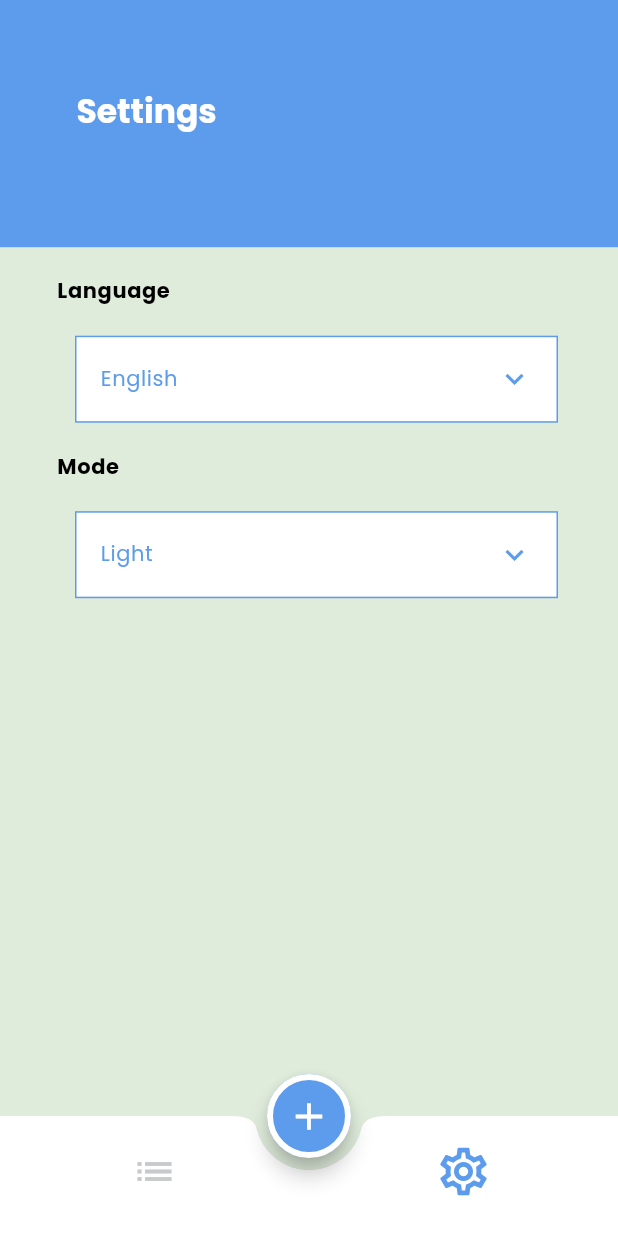
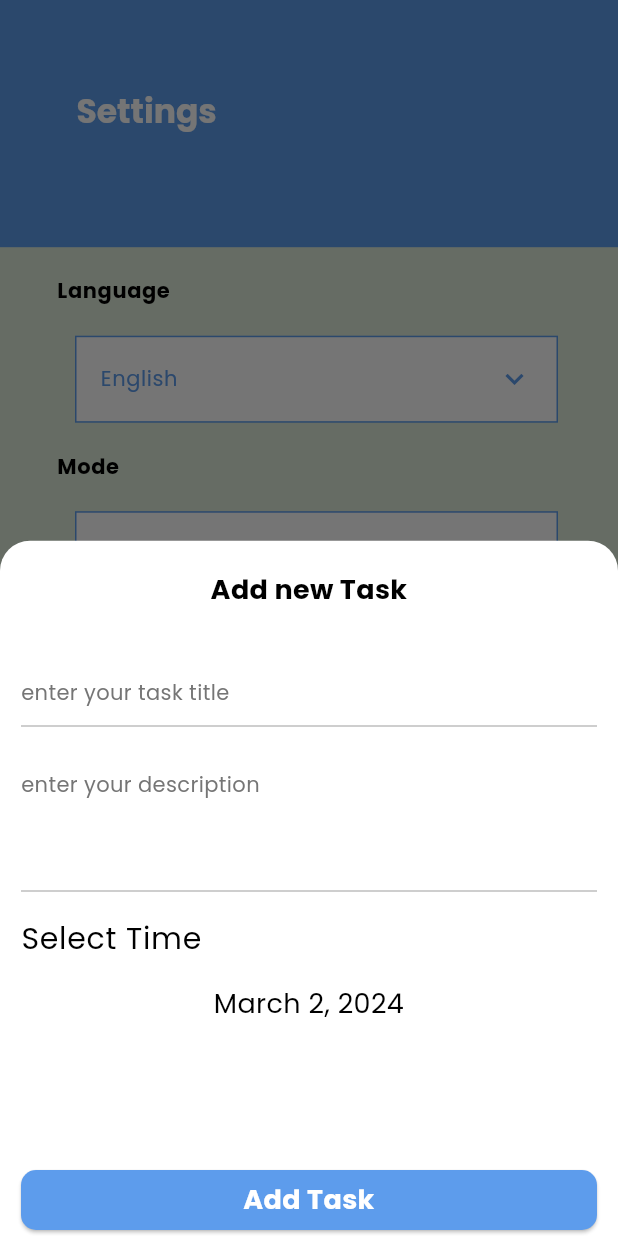
Before and after one commit to MaiBomadian/TODO-App, a Flutter app: the LayoutView screen opened by its route, item 2 of the bottom bar chosen, after a tap on the "add" icon, on a phone screen of 412 x 824 dp. Run offline on Flutter 3.47's test engine with Material 3 defaults, Android fonts, the phone set to English and light mode, and no system bars; drawn by our look-alikes of animated_custom_dropdown; our stand-ins replace bot_toast, cloud_firestore, easy_date_timeline, firebase_auth, firebase_core, flutter_easyloading and 1 more; accounts and stored records are empty; generated files the repository leaves out were written again.

Commit message:
*Finish Bottom Sheet *Finish addTask to fireStore

```diff
--- /dev/null
+++ b/devtools_options.yaml
@@ -0,0 +1 @@
+extensions:
--- a/lib/features/firebase_services.dart
+++ b/lib/core/services/firebase_services.dart
@@ -1,5 +1,7 @@
+import 'package:cloud_firestore/cloud_firestore.dart';
 import 'package:firebase_auth/firebase_auth.dart';
 import 'package:flutter_easyloading/flutter_easyloading.dart';
+import 'package:todo_app/models/task_model.dart';
 
 class FirebaseService {
   Future<bool> createUserAccount(String emailAddress, String password) async {
@@ -47,4 +49,50 @@ class FirebaseService {
       return (Future.value(false));
     }
   }
+
+  CollectionReference<TaskModel> getCollectionReference() {
+    var db = FirebaseFirestore.instance;
+    return db.collection('Tasks_List').withConverter<TaskModel>(
+          fromFirestore: (snapshot, _) =>
+              TaskModel.fromFireStore(snapshot.data()!),
+          toFirestore: (taskModel, _) => taskModel.toFireStore(),
+        );
+  }
+
+// in Dart (Object)
+// To database (Map)
+
+// Object -> convert to Map (toFireStore)
+// Map -> convert to Object (fromFireStore)
+
+  Future<List<TaskModel>> getDataFromFireStore(DateTime dateTime) async {
+    var collectionRef = getCollectionReference()
+        .where('dateTime', isEqualTo: dateTime.millisecondsSinceEpoch);
+    var data = await collectionRef.get();
+    var tasksList = data.docs.map((e) => e.data()).toList();
+
+    return tasksList;
+  }
+
+  Stream<QuerySnapshot<TaskModel>> getStreamDataFromFireStore(
+      DateTime dateTime)  {
+    var collectionRef = getCollectionReference()
+        .where('dateTime', isEqualTo: dateTime.millisecondsSinceEpoch);
+    return collectionRef.snapshots();
+  }
+
+  Future<void> addNewTasks(TaskModel taskModel) {
+    var collectionRef = getCollectionReference();
+    var docRef = collectionRef.doc();
+    taskModel.id = docRef.id;
+    return docRef.set(taskModel);
+  }
+
+  updateTask() {
+    var collectionRef = getCollectionReference();
+  }
+
+  deleteTask() {
+    var collectionRef = getCollectionReference();
+  }
 }
--- a/lib/features/layout_view.dart
+++ b/lib/features/layout_view.dart
@@ -1,6 +1,7 @@
 import 'package:flutter/material.dart';
 import 'package:provider/provider.dart';
 import 'package:todo_app/core/config/constants/settings_provider.dart';
+import 'package:todo_app/features/task_bottom_sheet.dart';
 
 class LayoutView extends StatelessWidget {
   const LayoutView({Key? key}) : super(key: key);
@@ -12,7 +13,13 @@ class LayoutView extends StatelessWidget {
     return Scaffold(
       extendBody: true,
       floatingActionButton: FloatingActionButton(
-        onPressed: () {},
+        onPressed: () {
+          showModalBottomSheet(
+            isDismissible: true,
+            backgroundColor: Colors.transparent,
+              context: context,
+              builder: (context) =>  TaskBottomSheet());
+        },
         child: const Icon(
           Icons.add,
           color: Colors.white,
--- a/lib/features/login/pages/login_view.dart
+++ b/lib/features/login/pages/login_view.dart
@@ -1,7 +1,7 @@
 import 'package:flutter/material.dart';
 import 'package:flutter_easyloading/flutter_easyloading.dart';
 import 'package:provider/provider.dart';
-import 'package:todo_app/features/firebase_services.dart';
+import 'package:todo_app/core/services/firebase_services.dart';
 import 'package:todo_app/features/register/pages/register_view.dart';
 
 import '../../../core/config/constants/settings_provider.dart';
--- a/lib/features/register/pages/register_view.dart
+++ b/lib/features/register/pages/register_view.dart
@@ -1,7 +1,7 @@
 import 'package:flutter/material.dart';
 import 'package:flutter_easyloading/flutter_easyloading.dart';
 import 'package:provider/provider.dart';
-import 'package:todo_app/features/firebase_services.dart';
+import 'package:todo_app/core/services/firebase_services.dart';
 import 'package:todo_app/features/layout_view.dart';
 import 'package:todo_app/features/login/pages/login_view.dart';
 
--- a/lib/features/splash/pages/splash_view.dart
+++ b/lib/features/splash/pages/splash_view.dart
@@ -19,7 +19,7 @@ class _SplashViewState extends State<SplashView> {
   @override
   void initState() {
     Timer(const Duration(seconds: 2), () {
-      Navigator.pushReplacementNamed(context, LoginView.routeName);
+      Navigator.pushReplacementNamed(context, LayoutView.routeName);
     });
     super.initState();
   }
--- /dev/null
+++ b/lib/features/task_bottom_sheet.dart
@@ -0,0 +1,142 @@
+import 'package:flutter/material.dart';
+import 'package:flutter_easyloading/flutter_easyloading.dart';
+import 'package:intl/intl.dart';
+import 'package:provider/provider.dart';
+import 'package:todo_app/core/config/constants/settings_provider.dart';
+import 'package:todo_app/core/services/snack_bar_services.dart';
+import 'package:todo_app/core/services/firebase_services.dart';
+import 'package:todo_app/models/task_model.dart';
+
+import '../core/widgets/text_form_field.dart';
+
+class TaskBottomSheet extends StatefulWidget {
+  const TaskBottomSheet({Key? key}) : super(key: key);
+
+  @override
+  State<TaskBottomSheet> createState() => _TaskBottomSheetState();
+}
+
+class _TaskBottomSheetState extends State<TaskBottomSheet> {
+  var formKey = GlobalKey<FormState>();
+
+  var titleController = TextEditingController();
+
+  var descriptionController = TextEditingController();
+
+  @override
+  Widget build(BuildContext context) {
+    var theme = Theme.of(context);
+    var mediaQuery = MediaQuery.of(context).size;
+    var vm = Provider.of<SettingsProvider>(context);
+
+    return Container(
+      width: mediaQuery.width,
+      padding: const EdgeInsets.only(top: 20, left: 14, right: 14),
+      decoration: BoxDecoration(
+        color: vm.isDark() ? const Color(0xff141922) : Colors.white,
+        borderRadius: const BorderRadius.only(
+          topLeft: Radius.circular(20),
+          topRight: Radius.circular(20),
+        ),
+      ),
+      child: Form(
+        key: formKey,
+        child: Column(
+          crossAxisAlignment: CrossAxisAlignment.stretch,
+          children: [
+            Text(
+              'Add new Task',
+              style:
+                  TextStyle(color: vm.isDark() ? Colors.white : Colors.black),
+              textAlign: TextAlign.center,
+            ),
+            const SizedBox(
+              height: 30,
+            ),
+            CustomTextFormField(
+              controller: titleController,
+              hintText: 'enter your task title',
+              hintColor:Colors.grey.shade600,
+              onValidate: (value) {
+                if (value == null || value.trim().isEmpty) {
+                  return 'This field is required';
+                }
+                return null;
+              },
+            ),
+            const SizedBox(
+              height: 16,
+            ),
+            CustomTextFormField(
+              controller: descriptionController,
+              hintText: 'enter your description',
+              hintColor: Colors.grey.shade600,
+              maxLines: 3,
+              maxLength: 200,
+              onValidate: (value) {
+                if (value == null || value.trim().isEmpty) {
+                  return 'This field is required';
+                }
+                return null;
+              },
+            ),
+            const SizedBox(
+              height: 16,
+            ),
+            Text(
+              'Select Time',
+              style: theme.textTheme.bodyLarge?.copyWith(color:vm.isDark()? const Color(0xffC3C3C3):Colors.black),
+
+            ),
+            const SizedBox(
+              height: 16,
+            ),
+            GestureDetector(
+              onTap: () {
+                vm.selectedTaskDate(context);
+              },
+              child: Text(
+                DateFormat.yMMMMd().format(vm.selectedDate),
+                textAlign: TextAlign.center,
+                style: theme.textTheme.bodyMedium
+                    ?.copyWith(fontWeight: FontWeight.w400),
+              ),
+            ),
+            const Spacer(),
+            ElevatedButton(
+              style: ElevatedButton.styleFrom(
+                backgroundColor: theme.primaryColor,
+                shape: RoundedRectangleBorder(
+                  borderRadius: BorderRadius.circular(10),
+                ),
+              ),
+              onPressed: () {
+                if (formKey.currentState!.validate()) {
+                  var data = TaskModel(
+                    isDone: false,
+                    title: titleController.text,
+                    description: descriptionController.text,
+                    dateTime: vm.selectedDate,
+                  );
+                  EasyLoading.show();
+                  FirebaseService().addNewTasks(data).then((value) {
+                    EasyLoading.dismiss();
+                    Navigator.of(context).pop();
+                  }).onError((error, stackTrace) {
+                    EasyLoading.dismiss();
+                  });
+                }
+              },
+              child: Text(
+                'Add Task',
+                textAlign: TextAlign.center,
+                style:
+                    theme.textTheme.bodyMedium?.copyWith(color: Colors.white),
+              ),
+            ),
+          ],
+        ),
+      ),
+    );
+  }
+}
--- a/lib/features/tasks/pages/task_view.dart
+++ b/lib/features/tasks/pages/task_view.dart
@@ -1,8 +1,11 @@
+import 'package:cloud_firestore/cloud_firestore.dart';
 import 'package:easy_date_timeline/easy_date_timeline.dart';
 import 'package:flutter/material.dart';
 import 'package:provider/provider.dart';
 import 'package:todo_app/core/config/constants/settings_provider.dart';
 import 'package:flutter_gen/gen_l10n/app_localizations.dart';
+import 'package:todo_app/core/services/firebase_services.dart';
+import 'package:todo_app/models/task_model.dart';
 import '../widgets/task_item.dart';
 
 class TasksView extends StatefulWidget {
@@ -90,6 +93,7 @@ class _TasksViewState extends State<TasksView> {
             onDateChange: (selectedDate) {
               setState(() {
                 focusTime = selectedDate;
+                vm.selectedDate  = focusTime;
               });
             },
           ),
@@ -98,18 +102,72 @@ class _TasksViewState extends State<TasksView> {
       const SizedBox(
         height: 50,
       ),
-      Expanded(
-        child: ListView(
-          children: const [
-            CustomTaskItem(),
-            CustomTaskItem(),
-            CustomTaskItem(),
-            CustomTaskItem(),
-            CustomTaskItem(),
-            CustomTaskItem(),
-          ],
-        ),
-      )
+      // FutureBuilder(
+      //     future: FirebaseService().getDataFromFireStore(vm.selectedDate),
+      //     builder: (context, snapshot) {
+      //       if (snapshot.hasError) {
+      //         return const Column(
+      //           children: [
+      //             Text(
+      //               "Something went wrong",
+      //             ),
+      //             SizedBox(height: 20),
+      //             Icon(Icons.refresh),
+      //           ],
+      //         );
+      //       }
+      //       if (snapshot.connectionState == ConnectionState.waiting) {
+      //         return Center(
+      //           child: CircularProgressIndicator(
+      //             color: theme.primaryColor,
+      //           ),
+      //         );
+      //       }
+      //       var tasksList = snapshot.data?? [];
+      //
+      //       return Expanded(
+      //         child: ListView.builder(
+      //           padding: EdgeInsets.zero,
+      //             itemBuilder: (context,index){
+      //               return  CustomTaskItem(taskModel: tasksList[index],);
+      //             },
+      //           itemCount: tasksList.length,
+      //             ),
+      //       );
+      //     }),
+      StreamBuilder<QuerySnapshot<TaskModel>>(
+          stream:FirebaseService().getStreamDataFromFireStore(vm.selectedDate),
+          builder: (context, snapshot) {
+            if (snapshot.hasError) {
+              return const Column(
+                children: [
+                  Text(
+                    "Something went wrong",
+                  ),
+                  SizedBox(height: 20),
+                  Icon(Icons.refresh),
+                ],
+              );
+            }
+            if (snapshot.connectionState == ConnectionState.waiting) {
+              return Center(
+                child: CircularProgressIndicator(
+                  color: theme.primaryColor,
+                ),
+              );
+            }
+            var tasksList = snapshot.data?.docs.map((e) => e.data()).toList()?? [];
+
+            return Expanded(
+              child: ListView.builder(
+                padding: EdgeInsets.zero,
+                itemBuilder: (context,index){
+                  return  CustomTaskItem(taskModel: tasksList[index],);
+                },
+                itemCount: tasksList.length,
+              ),
+            );
+          }),
     ]);
   }
 }
--- a/lib/features/tasks/widgets/task_item.dart
+++ b/lib/features/tasks/widgets/task_item.dart
@@ -1,12 +1,16 @@
 import 'package:flutter/material.dart';
+import 'package:intl/intl.dart';
 import 'package:provider/provider.dart';
+import 'package:todo_app/models/task_model.dart';
 
 import '../../../core/config/constants/settings_provider.dart';
 
 class CustomTaskItem extends StatelessWidget {
-  const CustomTaskItem({
+   CustomTaskItem({
     super.key,
+    required this.taskModel
   });
+  TaskModel taskModel;
 
   @override
   Widget build(BuildContext context) {
@@ -26,24 +30,34 @@ class CustomTaskItem extends StatelessWidget {
         mainAxisAlignment: MainAxisAlignment.spaceBetween,
         children: [
           Container(
-            width: 4,
-            height: 62,
+            width: 6,
+            height: 90,
             decoration: BoxDecoration(
               color: theme.primaryColor,
               borderRadius: BorderRadius.circular(10),
             ),
           ),
-          Column(
+          const SizedBox(width: 15),
+          Expanded(
+            flex: 5,
+            child: Column(
               crossAxisAlignment: CrossAxisAlignment.start,
-            mainAxisAlignment: MainAxisAlignment.center,
+              mainAxisAlignment: MainAxisAlignment.spaceEvenly,
               children: [
                 Text(
-                'Play basket ball',
+                  taskModel.title,
                   style: theme.textTheme.bodyMedium?.copyWith(
                     color: theme.primaryColor,
                     fontWeight: FontWeight.w700,
                   ),
                 ),
+                Text(
+                  taskModel.description,
+                  overflow: TextOverflow.ellipsis,
+                  maxLines: 2,
+                  style: theme.textTheme.bodySmall?.copyWith(
+                    color: vm.isDark()? Colors.white: Colors.black,
+                  ),),
                 Row(
                   children: [
                     Icon(
@@ -54,7 +68,7 @@ class CustomTaskItem extends StatelessWidget {
                       width: 8,
                     ),
                     Text(
-                    '10:30 AM',
+                      DateFormat.yMMMMd().format(taskModel.dateTime),
                       style: theme.textTheme.bodySmall?.copyWith(
                         fontWeight: FontWeight.w400,
                       ),
@@ -63,6 +77,8 @@ class CustomTaskItem extends StatelessWidget {
                 )
               ],
             ),
+          ),
+          const SizedBox(width: 10),
           Container(
             height: 35,
             width: 70,
--- a/lib/main.dart
+++ b/lib/main.dart
@@ -9,7 +9,6 @@ import 'package:todo_app/features/layout_view.dart';
 import 'package:todo_app/features/login/pages/login_view.dart';
 import 'package:todo_app/features/register/pages/register_view.dart';
 import 'package:todo_app/features/splash/pages/splash_view.dart';
-import 'package:flutter_localizations/flutter_localizations.dart';
 import 'package:flutter_gen/gen_l10n/app_localizations.dart';
 import 'package:firebase_core/firebase_core.dart';
 import 'firebase_options.dart';
--- /dev/null
+++ b/lib/models/task_model.dart
@@ -0,0 +1,31 @@
+class TaskModel {
+  String? id;
+  String title;
+  String description;
+  DateTime dateTime;
+  bool isDone;
+
+  TaskModel(
+      {this.id,
+      required this.isDone,
+      required this.title,
+      required this.description,
+      required this.dateTime});
+
+  Map<String, dynamic> toFireStore() {
+    return {
+      'id': id,
+      'title': title,
+      'description': description,
+      'dateTime': dateTime.millisecondsSinceEpoch,
+      'isDone': isDone
+    };
+  }
+
+  factory TaskModel.fromFireStore(Map<String, dynamic> json) => TaskModel(
+        isDone: json['isDone'],
+        title: json['title'],
+        description: json['description'],
+        dateTime: DateTime.fromMillisecondsSinceEpoch(json['dateTime']),
+      );
+}
--- a/pubspec.yaml
+++ b/pubspec.yaml
@@ -46,6 +46,8 @@ dependencies:
   flutter_easyloading: ^3.0.5
   lottie: ^3.1.0
   bot_toast: ^4.1.3
+  cloud_firestore: ^4.15.6
+
 
 dev_dependencies:
   flutter_test:
```
Also changed, not shown: lib/core/config/constants/settings_provider.dart (+16 -0 lines), lib/core/services/snack_bar_services.dart (+336 -2 lines), lib/core/utils/extract_date_time.dart (added, +7 -0 lines), pubspec.lock, 4 other files. Lines whose indentation alone changed are shown as unchanged.
